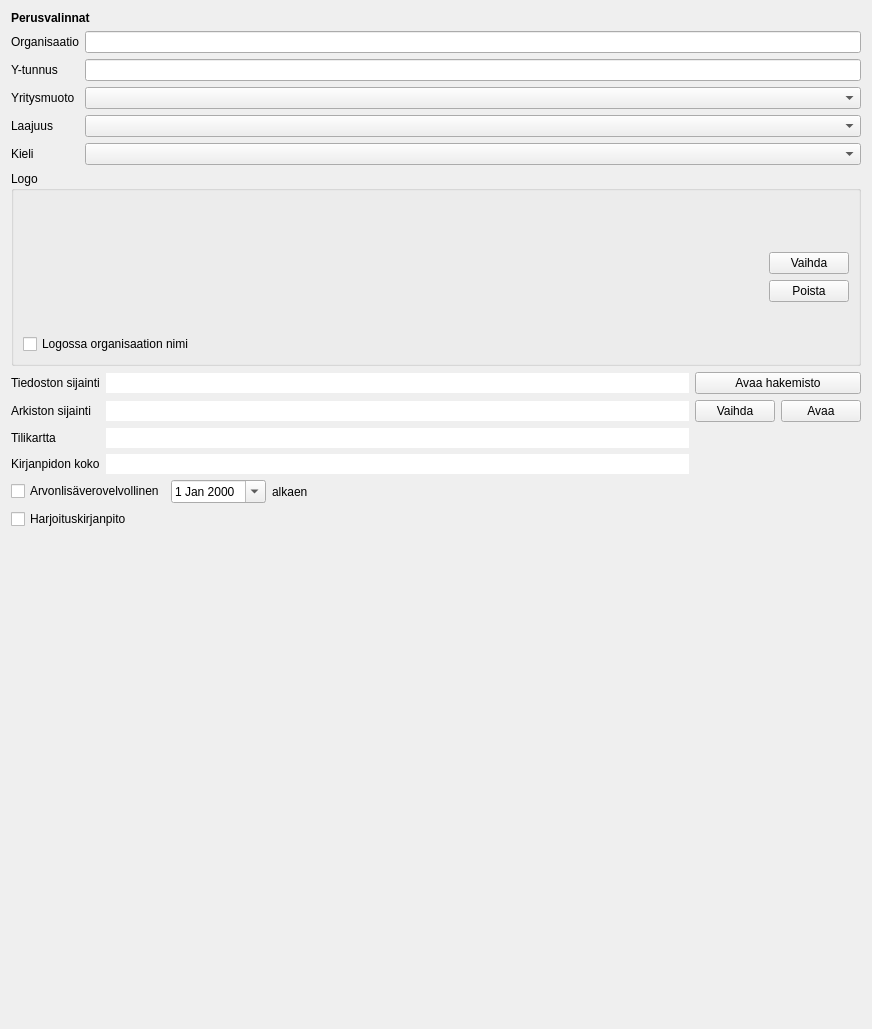
The window that kitsas/maaritys/perusvalinnat.ui (artoh/kitupiikki) describes before a commit, drawn with Qt 5.
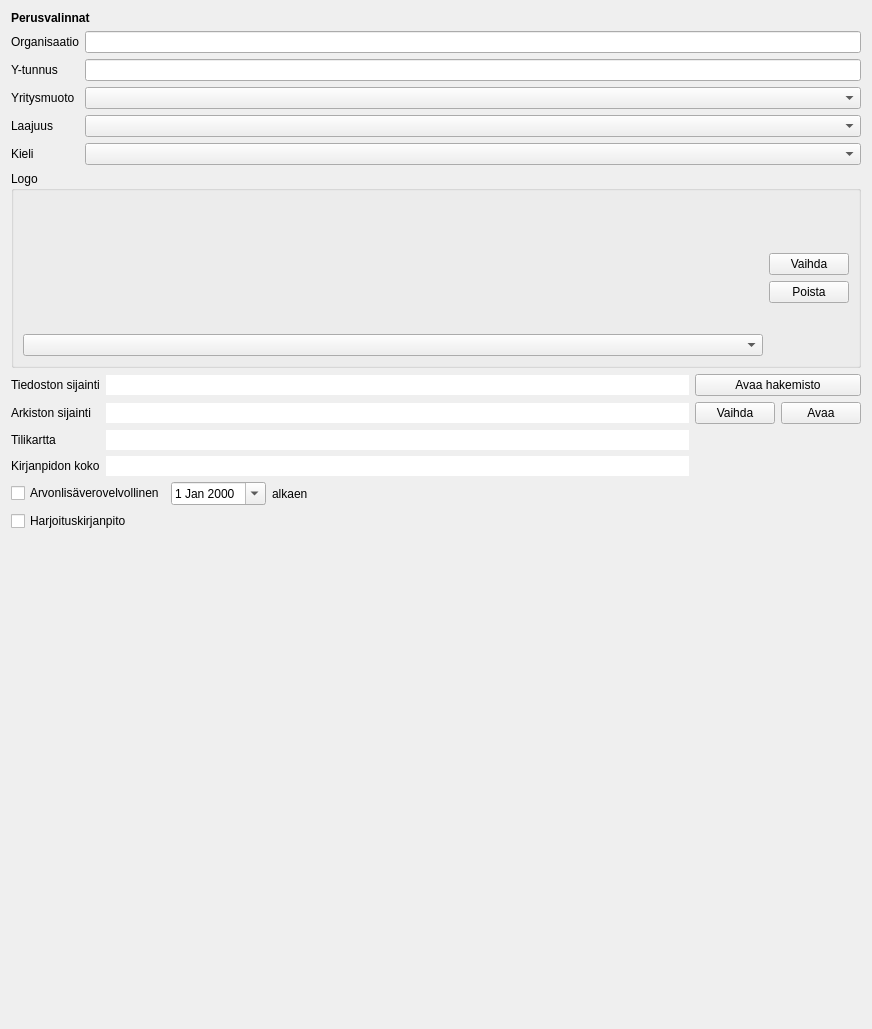
The same window after the commit. Icons and pictures are not drawn.

Diff of the .ui file:
```diff
--- a/kitsas/maaritys/perusvalinnat.ui
+++ b/kitsas/maaritys/perusvalinnat.ui
@@ -159,14 +159,7 @@
          </widget>
         </item>
         <item>
-         <widget class="QCheckBox" name="logossaNimiBox">
-          <property name="text">
-           <string>Logossa organisaation nimi</string>
-          </property>
-          <property name="icon">
-           <iconset resource="../pic/pic.qrc">
-            <normaloff>:/pic/teksti.png</normaloff>:/pic/teksti.png</iconset>
-          </property>
+         <widget class="QComboBox" name="logonSijaintiCombo">
           <property name="Asetus" stdset="0">
            <string>LogossaNimi</string>
           </property>
```
Left out of the diff: 2 changed lines with no effect on the pictures.
